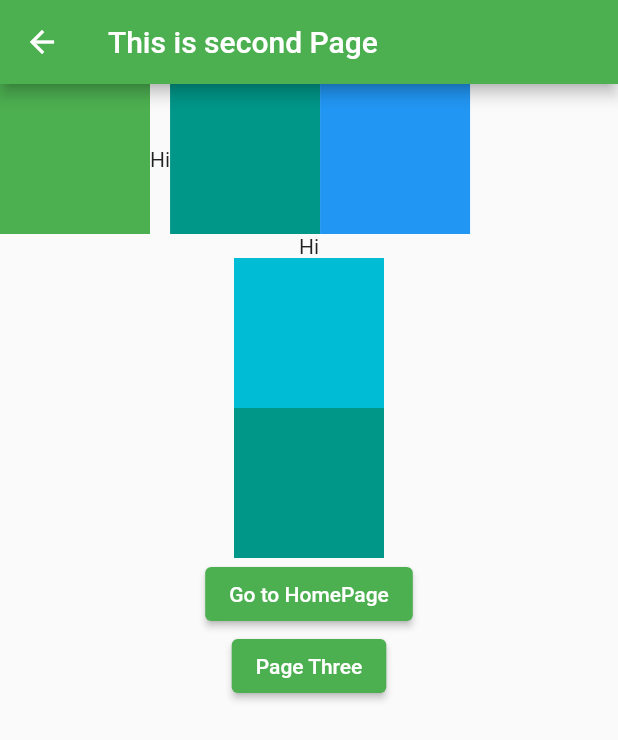
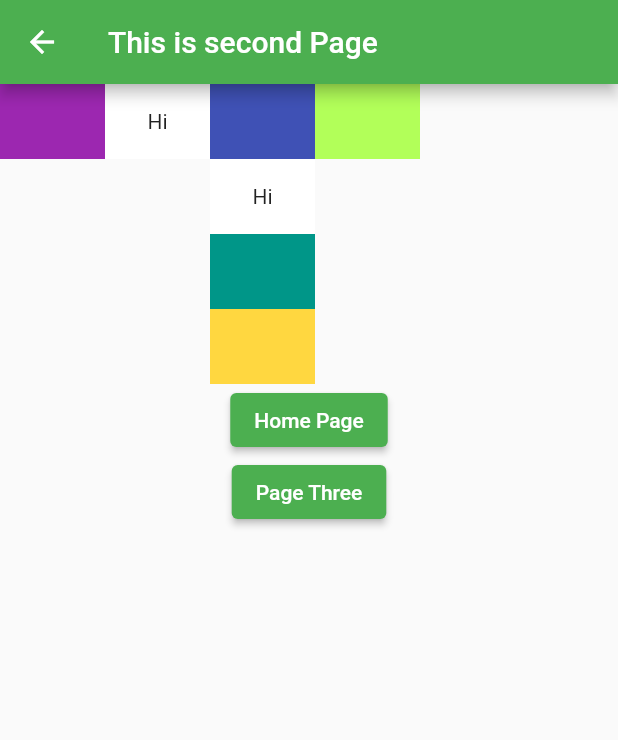
Before and after one commit to muzahidul190/first_flutter_app, a Flutter app: the screen it shows after launch, after a tap on "Page 2", on a phone screen of 412 x 824 dp. Shown: the top 740 px of the screen. Run offline on Flutter 3.47's test engine with Material 2 defaults, Android fonts, the phone set to English and light mode, and no system bars.

Commit message:
dialog box

```diff
--- a/lib/main.dart
+++ b/lib/main.dart
@@ -1,5 +1,6 @@
 import 'package:first_flutter_app/page_two.dart';
 import 'package:first_flutter_app/page_three.dart';
+import 'package:first_flutter_app/dialog.dart';
 import 'package:flutter/material.dart';
 
 void main() {
@@ -134,6 +135,12 @@ class MyHomePage extends StatelessWidget {
               },
               child: const Text('Page Three')
           ),
+          ElevatedButton(
+              onPressed: (){
+                Navigator.push(context, MaterialPageRoute(builder: (context) => const dialogPage()));
+              },
+              child: const Text('Dialog Page')
+          ),
           Container(
             height: 30,
             //padding: Padding(),
--- a/lib/page_two.dart
+++ b/lib/page_two.dart
@@ -9,6 +9,8 @@ class MyHomePage2 extends StatelessWidget {
 
   @override
   Widget build(BuildContext context) {
+    var cheight = 50;
+    var cwidth = 70;
     return Scaffold(
       appBar: AppBar(
         title: const Text('This is second Page'),
@@ -16,66 +18,67 @@ class MyHomePage2 extends StatelessWidget {
       body: Column(
         children: [
           Row(
+            crossAxisAlignment: CrossAxisAlignment.start,
             children: [
               Container(
-                height: 100,
-                width: 100,
-                decoration: const BoxDecoration(
-                  color: Colors.green,
+                height: cheight.toDouble(),
+                width: cwidth.toDouble(),
+                color: Colors.purple,
+              ),
+              Container(
+                height: cheight.toDouble(),
+                width: cwidth.toDouble(),
+                color: Colors.white,
+                child: const Center(
+                  child: Text('Hi'),
                 ),
               ),
-              const Text('Hi'),
+              Column(
+                children: [
                   Container(
-                height: 100,
-                width: 100,
-                decoration: const BoxDecoration(
-                  color: Colors.teal,
+                    height: cheight.toDouble(),
+                    width: cwidth.toDouble(),
+                    color: Colors.indigo,
+                  ),
+                  Container(
+                    height: cheight.toDouble(),
+                    width: cwidth.toDouble(),
+                    color: Colors.white,
+                    child: const Center(
+                      child: Text('Hi'),
                     ),
                   ),
                   Container(
-                height: 100,
-                width: 100,
-                decoration: const BoxDecoration(
-                  color: Colors.blue,
-                ),
-              )
-            ],
-          ),
-          Column(
-            children: [
-              const Text('Hi'),
-              Container(
-                height: 100,
-                width: 100,
-                decoration: const BoxDecoration(
-                  color: Colors.cyan,
-                ),
+                    height: cheight.toDouble(),
+                    width: cwidth.toDouble(),
+                    color: Colors.teal,
                   ),
                   Container(
-                height: 100,
-                width: 100,
-                decoration: const BoxDecoration(
-                  color: Colors.teal,
-                ),
+                    height: cheight.toDouble(),
+                    width: cwidth.toDouble(),
+                    color: Colors.amberAccent,
                   ),
                 ],
               ),
-          Center(
-            child: ElevatedButton(
-              onPressed: () {
+              Container(
+                height: cheight.toDouble(),
+                width: cwidth.toDouble(),
+                color: Colors.lightGreenAccent,
+              ),
+            ],
+          ),
+          ElevatedButton(
+            onPressed: (){
               Navigator.push(context, MaterialPageRoute(builder: (context) => const MyHomePage()));
             },
-              child: const Text('Go to HomePage'),
+            child: const Text('Home Page'),
           ),
-          ),
-          Center(
-            child: ElevatedButton(
+          ElevatedButton(
             onPressed: (){
               Navigator.push(context, MaterialPageRoute(builder: (context) => const pageThree()));
             },
             child: const Text('Page Three'),
           ),
-          )
         ],
       ),
     );
```
Also changed, not shown: lib/dialog.dart (+60 -0 lines). Lines whose indentation alone changed are shown as unchanged.
